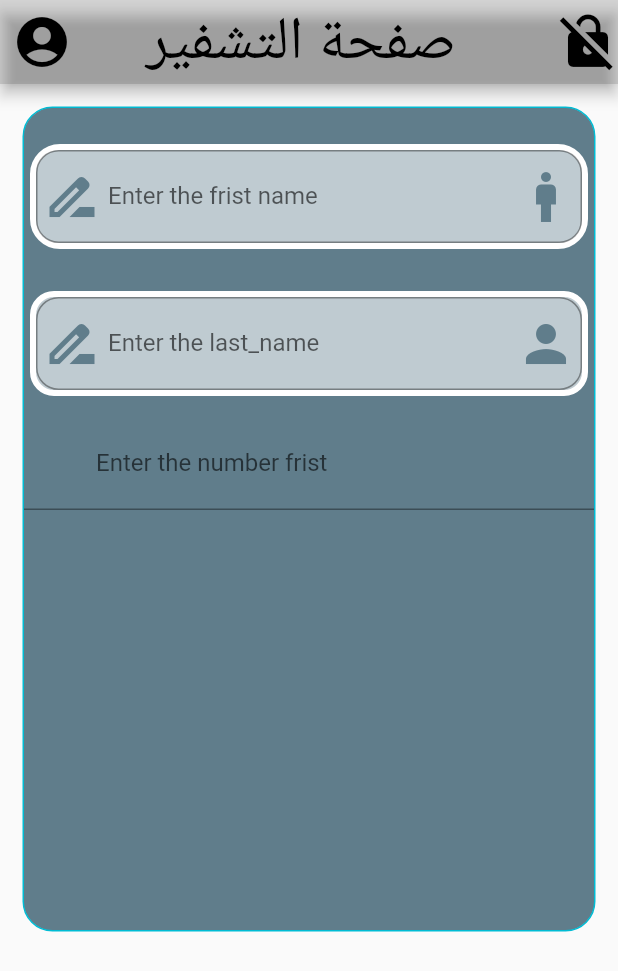
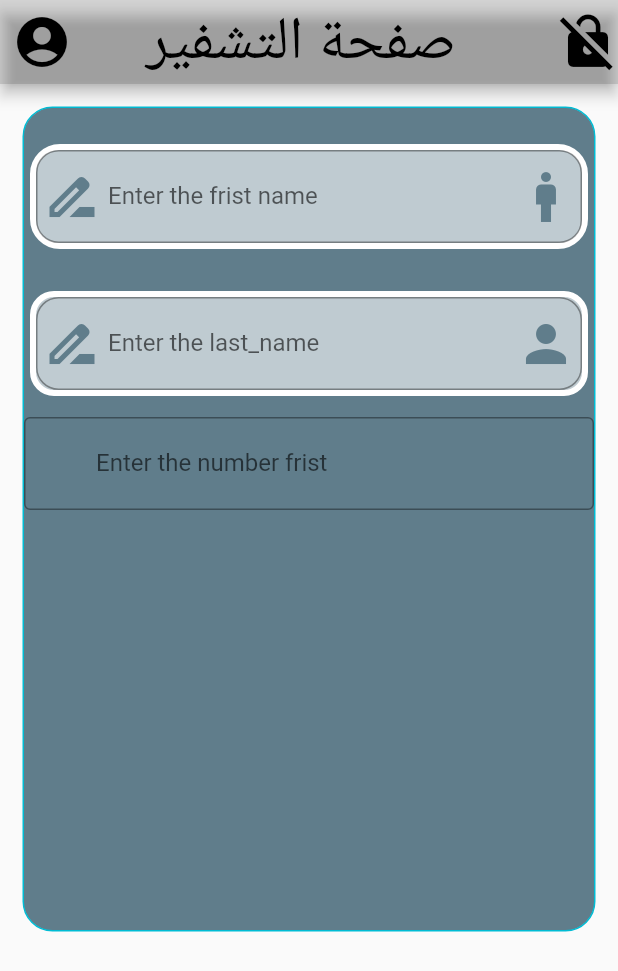
Before and after one commit to salahalddinn/project_flutter, a Flutter app: the screen it shows after launch, on a phone screen of 412 x 824 dp. Shown: the top 971 px of the screen. Run offline on Flutter 3.47's test engine with Material 2 defaults, Android fonts, the phone set to English and light mode, and no system bars.

```diff
--- a/lib/main.dart
+++ b/lib/main.dart
@@ -96,6 +96,9 @@ class screan1 extends StatelessWidget {
                       suffixIcon: Icon(Icons.confirmation_num_rounded,size: 40,color: Colors.blueGrey,),
                       labelText: "Enter the number frist",
                       hintText: "ادخل الرقم الاول ",
+                      border: OutlineInputBorder(
+
+                      )
                     ),
                   ),
                 ],
```
